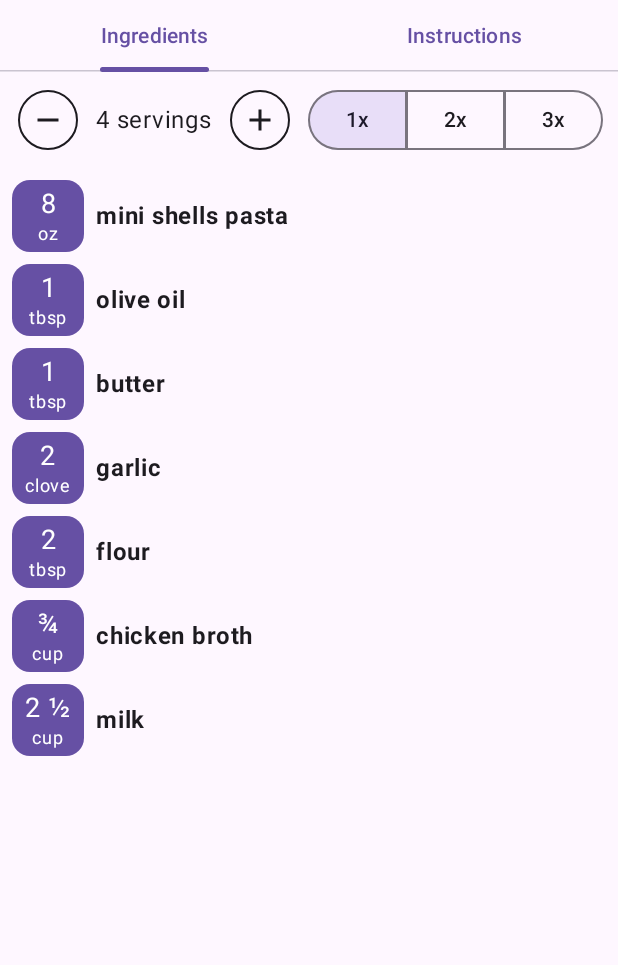
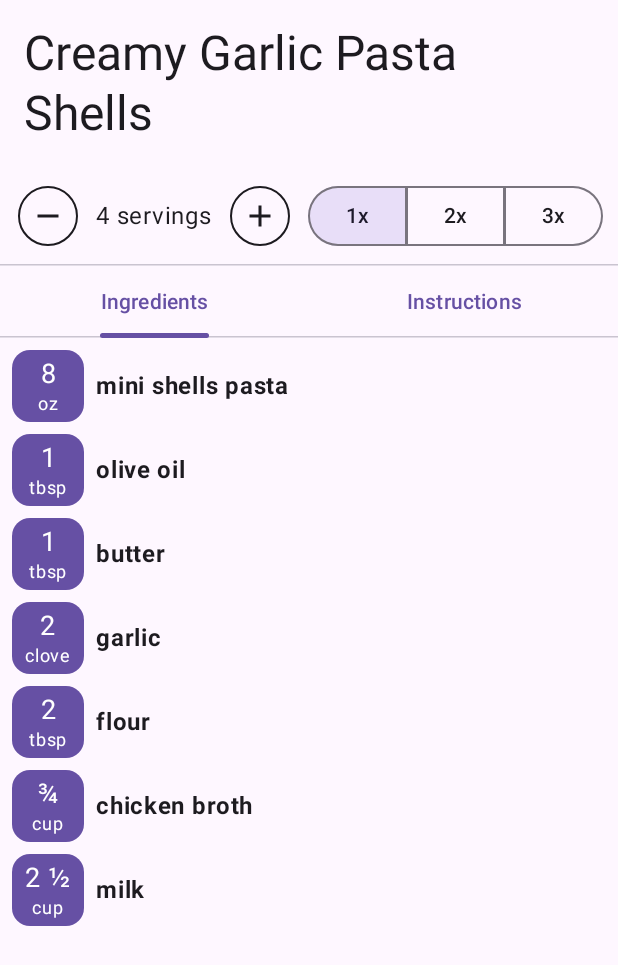
Before and after one commit to Kronoshifter/skillet, an Android app built with Jetpack Compose: the @Preview function RecipePagePreview, on a phone screen of 412 x 824 dp. Shown: the top 965 px of the screen. Run offline under Robolectric (Android 15) with nearby library versions, the phone set to English and light mode, and no system bars; libraries missing offline, so code that uses them is left out: com.github.michaelbull.result.

Commit message:
pulled the recipe controls out of the ingredient tab and into the header

```diff
--- a/app/src/main/java/com/kronos/skilletapp/model/Recipe.kt
+++ b/app/src/main/java/com/kronos/skilletapp/model/Recipe.kt
@@ -8,10 +8,16 @@ data class Recipe(
   val servings: Int,
   val time: RecipeTime,
   val source: RecipeSource,
-  val ingredients: List<Ingredient>,
-  val instructions: List<Instruction>,
+  val ingredients: List<Ingredient>, // TODO: convert to ingredient sections
+  val instructions: List<Instruction>, // TODO: convert to instruction sections
   val equipment: List<Equipment>
-)
+) {
+//  val allIngredients
+//    get() = ingredients.flatMap { it.ingredients }
+
+//  val allInstructions
+//    get() = instructions.flatMap { it.instructions }
+}
 
 data class RecipeTime(
   val preparation: Int,
--- a/app/src/main/java/com/kronos/skilletapp/ui/RecipePage.kt
+++ b/app/src/main/java/com/kronos/skilletapp/ui/RecipePage.kt
@@ -20,7 +20,6 @@ import androidx.compose.ui.draw.clip
 import androidx.compose.ui.graphics.RectangleShape
 import androidx.compose.ui.text.font.FontWeight
 import androidx.compose.ui.tooling.preview.Preview
-import androidx.compose.ui.unit.Dp
 import androidx.compose.ui.unit.dp
 import androidx.compose.ui.unit.sp
 import com.kronos.skilletapp.model.*
@@ -44,15 +43,37 @@ fun RecipePage(recipe: Recipe) {
       color = MaterialTheme.colorScheme.background
     ) {
       Column(modifier = Modifier.fillMaxSize()) {
+        Text(
+          text = recipe.name,
+          style = MaterialTheme.typography.headlineLarge,
+          modifier = Modifier
+            .fillMaxWidth()
+            .padding(16.dp)
+        )
+
+        var scale by remember { mutableDoubleStateOf(1.0) }
+        var servings by remember { mutableIntStateOf(recipe.servings) }
+
+        RecipeControls(
+          scale = scale,
+          servings = servings,
+          baseServings = recipe.servings,
+          onServingsChanged = { servings = it },
+          onScaleChanged = { scale = it }
+        )
+
+        LaunchedEffect(scale) {
+          servings = (scale * recipe.servings).toInt()
+        }
+
+        LaunchedEffect(servings) {
+          scale = servings / recipe.servings.toDouble()
+        }
+
+        HorizontalDivider(modifier = Modifier.fillMaxWidth())
+
         PrimaryTabRow(
           selectedTabIndex = tab,
-          indicator = {
-            TabRowDefaults.PrimaryIndicator(
-              modifier = Modifier
-                .tabIndicatorOffset(tab, true),
-              width = Dp.Unspecified
-            )
-          },
           modifier = Modifier.fillMaxWidth()
         ) {
           Tab(
@@ -87,8 +108,8 @@ fun RecipePage(recipe: Recipe) {
             contentAlignment = Alignment.Center
           ) {
             when (page) {
-              RecipePage.INGREDIENTS -> IngredientsTab(recipe)
-              RecipePage.INSTRUCTIONS -> InstructionsTab(recipe)
+              RecipePage.INGREDIENTS -> IngredientsList(recipe.ingredients, scale)
+              RecipePage.INSTRUCTIONS -> InstructionsList(recipe.instructions, scale)
             }
           }
         }
@@ -99,13 +120,15 @@ fun RecipePage(recipe: Recipe) {
 
 @OptIn(ExperimentalMaterial3Api::class)
 @Composable
-fun IngredientsTab(
-  recipe: Recipe,
+fun RecipeControls(
+  scale: Double,
+  servings: Int,
+  baseServings: Int,
+  onServingsChanged: (servings: Int) -> Unit,
+  onScaleChanged: (scale: Double) -> Unit,
+  maxScale: Int = 3,
 ) {
-  Column {
-    val scaleOptions = (1..3)
-    var scale by remember { mutableDoubleStateOf(scaleOptions.first().toDouble()) }
-    var servings by remember { mutableIntStateOf(recipe.servings) }
+  val scaleOptions = 1..maxScale
 
   Row(
     horizontalArrangement = Arrangement.spacedBy(8.dp),
@@ -116,20 +139,14 @@ fun IngredientsTab(
       .height(IntrinsicSize.Min)
   ) {
     OutlinedIconButton(
-        onClick = {
-          servings = (servings - 1).coerceAtLeast(1)
-          scale = servings / recipe.servings.toDouble()
-        }
+      onClick = { onServingsChanged((servings - 1).coerceAtLeast(1)) }
     ) {
       Icon(imageVector = Icons.Filled.Remove, contentDescription = null)
     }
     Text(text = "$servings servings")
 
     OutlinedIconButton(
-        onClick = {
-          servings++
-          scale = servings / recipe.servings.toDouble()
-        }
+      onClick = { onServingsChanged(servings + 1) }
     ) {
       Icon(imageVector = Icons.Filled.Add, contentDescription = null)
     }
@@ -141,16 +158,13 @@ fun IngredientsTab(
         val selected = scale == option.toDouble()
         SegmentedButton(
           selected = selected,
-            onClick = {
-              scale = option.toDouble()
-              servings = recipe.servings * option
-            },
+          onClick = { onScaleChanged(option.toDouble()) },
           shape = when (option) {
             scaleOptions.first() -> RoundedCornerShape(topStartPercent = 50, bottomStartPercent = 50)
             scaleOptions.last() -> RoundedCornerShape(topEndPercent = 50, bottomEndPercent = 50)
             else -> RectangleShape
           },
-            icon = {}
+          icon = {} // this is silly, why isn't this nullable?
         ) {
           Text(
             text = "${option}x",
@@ -160,21 +174,17 @@ fun IngredientsTab(
       }
     }
   }
-
-    IngredientList(
-      ingredients = recipe.ingredients,
-      scale = scale
-    )
-  }
 }
 
 @Composable
-fun IngredientList(
+fun IngredientsList(
   ingredients: List<Ingredient>,
   scale: Double,
 ) {
   if (ingredients.isEmpty()) {
-    Text(text = "No Ingredients")
+    Box(modifier = Modifier.fillMaxSize(), contentAlignment = Alignment.Center) {
+      Text(text = "No Ingredients", color = MaterialTheme.colorScheme.secondary)
+    }
     return
   }
 
@@ -244,8 +254,9 @@ fun IngredientComponent(
 }
 
 @Composable
-fun InstructionsTab(
-  recipe: Recipe,
+fun InstructionsList(
+  instructions: List<Instruction>,
+  scale: Double
 ) {
   Text(text = "Instructions")
 }
@@ -253,9 +264,7 @@ fun InstructionsTab(
 @Preview
 @Composable
 fun RecipePagePreview() {
-  val recipe = Recipe(
-    name = "Creamy Garlic Pasta Shells",
-    ingredients = listOf(
+  val ingredients = listOf(
     Ingredient("Mini Shells Pasta", IngredientType.Dry, measurement = Measurement(8.0, MeasurementUnit.Ounce)),
     Ingredient("Olive Oil", IngredientType.Wet, measurement = Measurement(1.0, MeasurementUnit.Tablespoon)),
     Ingredient("Butter", IngredientType.Wet, measurement = Measurement(1.0, MeasurementUnit.Tablespoon)),
@@ -267,7 +276,11 @@ fun RecipePagePreview() {
     Ingredient("Flour", IngredientType.Dry, measurement = Measurement(2.0, MeasurementUnit.Tablespoon)),
     Ingredient("Chicken Broth", IngredientType.Wet, measurement = Measurement(0.75, MeasurementUnit.Cup)),
     Ingredient("Milk", IngredientType.Wet, measurement = Measurement(2.5, MeasurementUnit.Cup)),
-    ),
+  )
+
+  val recipe = Recipe(
+    name = "Creamy Garlic Pasta Shells",
+    ingredients = ingredients,
     instructions = emptyList(),
     equipment = emptyList(),
     servings = 4,
@@ -287,10 +300,20 @@ fun RecipePagePreview() {
 
 @Preview(showBackground = true, device = "spec:parent=pixel_5")
 @Composable
-fun IngredientsTabPreview() {
-  val recipe = Recipe(
-    name = "Creamy Garlic Pasta Shells",
-    ingredients = listOf(
+fun IngredientsListEmptyPreview() {
+  val ingredients = emptyList<Ingredient>()
+
+  SkilletAppTheme {
+    Surface(modifier = Modifier.fillMaxSize(), color = MaterialTheme.colorScheme.background) {
+      IngredientsList(ingredients = ingredients, scale = 1.0)
+    }
+  }
+}
+
+@Preview
+@Composable
+fun IngredientListPreview() {
+  val ingredients = listOf(
     Ingredient("Mini Shells Pasta", IngredientType.Dry, measurement = Measurement(8.0, MeasurementUnit.Ounce)),
     Ingredient("Olive Oil", IngredientType.Wet, measurement = Measurement(1.0, MeasurementUnit.Tablespoon)),
     Ingredient("Butter", IngredientType.Wet, measurement = Measurement(1.0, MeasurementUnit.Tablespoon)),
@@ -302,39 +325,10 @@ fun IngredientsTabPreview() {
     Ingredient("Flour", IngredientType.Dry, measurement = Measurement(2.0, MeasurementUnit.Tablespoon)),
     Ingredient("Chicken Broth", IngredientType.Wet, measurement = Measurement(0.75, MeasurementUnit.Cup)),
     Ingredient("Milk", IngredientType.Wet, measurement = Measurement(2.5, MeasurementUnit.Cup)),
-    ),
-    instructions = emptyList(),
-    equipment = emptyList(),
-    servings = 4,
-    description = "Lorem ipsum dolor sit amet, consectetur adipiscing elit, sed do eiusmod tempor incididunt ut labore et dolore magna aliqua.",
-    time = RecipeTime(15, 15),
-    source = RecipeSource("My Brain", "My Brain"),
-    notes = "Lorem ipsum dolor sit amet, consectetur adipiscing elit, sed do eiusmod tempor incididunt ut labore et dolore magna aliqua."
-  )
-
-
-  SkilletAppTheme {
-    Surface(modifier = Modifier.fillMaxSize(), color = MaterialTheme.colorScheme.background) {
-      IngredientsTab(recipe = recipe)
-    }
-  }
-}
-
-@Preview
-@Composable
-fun IngredientListPreview() {
-  val ingredients = listOf(
-    Ingredient("Mini Shells Pasta", IngredientType.Dry, measurement = Measurement(8.0, MeasurementUnit.Ounce)),
-    Ingredient("Olive Oil", IngredientType.Wet, measurement = Measurement(1.0, MeasurementUnit.Tablespoon)),
-    Ingredient("Butter", IngredientType.Wet, measurement = Measurement(1.0, MeasurementUnit.Tablespoon)),
-    Ingredient("Garlic", IngredientType.Dry, measurement = Measurement(2.0, MeasurementUnit.Custom("clove", "clove"))),
-    Ingredient("Flour", IngredientType.Dry, measurement = Measurement(2.0, MeasurementUnit.Tablespoon)),
-    Ingredient("Chicken Broth", IngredientType.Wet, measurement = Measurement(0.75, MeasurementUnit.Cup)),
-    Ingredient("Milk", IngredientType.Wet, measurement = Measurement(2.5, MeasurementUnit.Cup)),
   )
 
   Surface(modifier = Modifier.fillMaxSize(), color = MaterialTheme.colorScheme.background) {
-    IngredientList(ingredients = ingredients, scale = 1.0)
+    IngredientsList(ingredients = ingredients, scale = 1.0)
   }
 
 }
```
Lines whose indentation alone changed are shown as unchanged.
